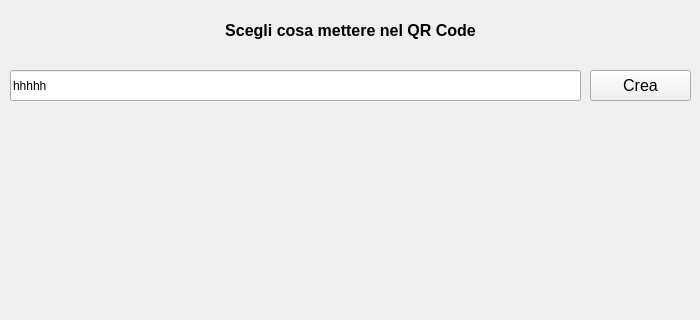
Above: main.ui from mattepuffo/MPQrcode before the change; both pictures show x 0 to 700 and y 0 to 320 of the 700 by 600 pixel window. Below: the same form after it.
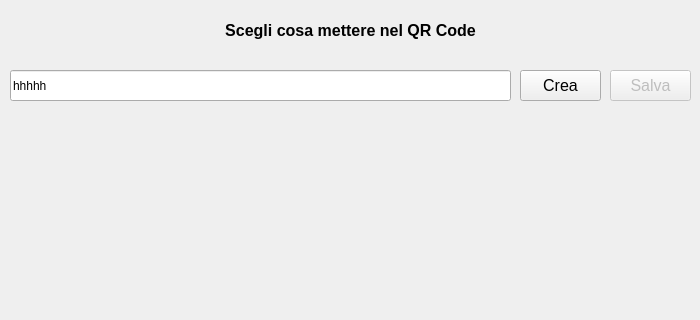
That is the form after the change.

Patch:
```diff
--- a/main.ui
+++ b/main.ui
@@ -29,9 +29,9 @@
    <widget class="QPushButton" name="btnCrea">
     <property name="geometry">
      <rect>
-      <x>590</x>
+      <x>520</x>
       <y>70</y>
-      <width>101</width>
+      <width>81</width>
       <height>31</height>
      </rect>
     </property>
@@ -71,7 +71,7 @@
      <rect>
       <x>10</x>
       <y>70</y>
-      <width>571</width>
+      <width>501</width>
       <height>31</height>
      </rect>
     </property>
@@ -92,6 +92,27 @@
      <string/>
     </property>
    </widget>
+   <widget class="QPushButton" name="btnSalva">
+    <property name="enabled">
+     <bool>false</bool>
+    </property>
+    <property name="geometry">
+     <rect>
+      <x>610</x>
+      <y>70</y>
+      <width>81</width>
+      <height>31</height>
+     </rect>
+    </property>
+    <property name="font">
+     <font>
+      <pointsize>12</pointsize>
+     </font>
+    </property>
+    <property name="text">
+     <string>Salva</string>
+    </property>
+   </widget>
   </widget>
   <widget class="QMenuBar" name="menubar">
    <property name="geometry">
```
